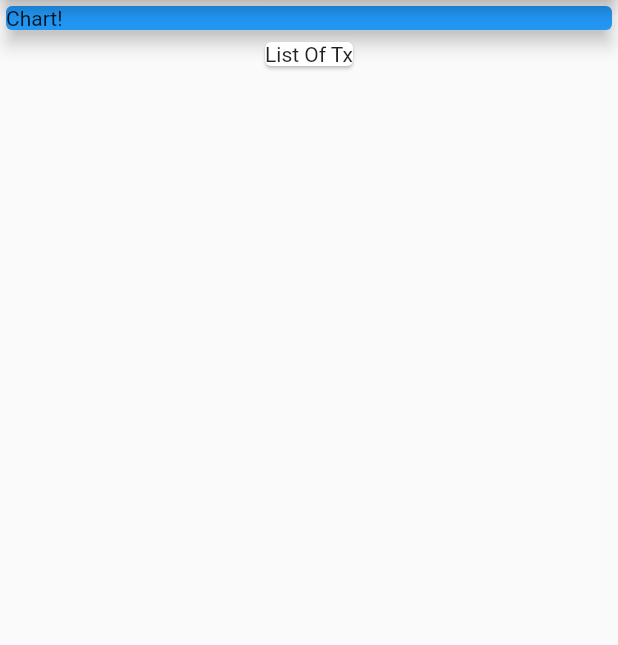
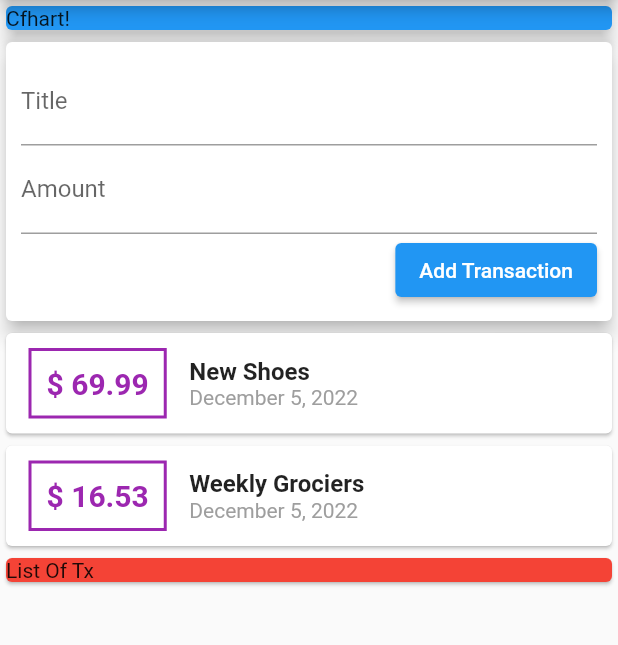
Before and after one commit to Shunsuke-Torus/Finance_app, a Flutter app: the screen it shows after launch, on a phone screen of 412 x 824 dp, the part 84-729 px from its top. Run offline on Flutter 3.47's test engine with Material 2 defaults, Android fonts, the phone set to English and light mode, and no system bars.

Commit message:
Add:処理の表示と処理の追加UIを行った｡

```diff
--- a/lib/main.dart
+++ b/lib/main.dart
@@ -1,4 +1,6 @@
 import 'package:flutter/material.dart';
+import 'transaction.dart';
+import 'package:intl/intl.dart';
 
 void main() {
   runApp(const MyApp());
@@ -30,6 +32,20 @@ class MyHomePage extends StatefulWidget {
 }
 
 class _MyHomePageState extends State<MyHomePage> {
+  final List<Transaction> transactions = [
+    Transaction(
+      id: "t1",
+      title: "New Shoes",
+      amount: 69.99,
+      date: DateTime.now(),
+    ),
+    Transaction(
+      id: "t2",
+      title: "Weekly Grociers",
+      amount: 16.53,
+      date: DateTime.now(),
+    ),
+  ];
   @override
   Widget build(BuildContext context) {
     return Scaffold(
@@ -37,18 +53,100 @@ class _MyHomePageState extends State<MyHomePage> {
           title: Text(widget.title),
         ),
         body: Column(
+          // mainAxisAlignment: MainAxisAlignment.spaceAround,
+          crossAxisAlignment: CrossAxisAlignment.stretch,
           children: <Widget>[
-            Card(
-              color: Colors.blue,
-              child: Container(
-                width: double.infinity,
-                child: Text("Chart!"),
+            Container(
+              child: Card(
+                color: Colors.blue,
+                elevation: 5,
+                child: Container(
+                  width: double.infinity,
+                  child: Text("Cfhart!"),
+                ),
               ),
-              elevation: 5,
             ),
             Card(
+              elevation: 5,
+              child: Container(
+                padding: EdgeInsets.all(10),
+                child: Column(
+                  crossAxisAlignment: CrossAxisAlignment.end,
+                  children: [
+                    TextField(
+                      decoration: InputDecoration(
+                        labelText: "Title",
+                      ),
+                    ),
+                    TextField(
+                      decoration: InputDecoration(
+                        labelText: "Amount",
+                      ),
+                    ),
+                    ElevatedButton(
+                      onPressed: () {},
+                      child: Text(
+                        "Add Transaction",
+                      ),
+                    )
+                  ],
+                ),
+              ),
+            ),
+            Column(
+              children: transactions.map((tx) {
+                return Card(
+                  child: Row(
+                    children: [
+                      Container(
+                        margin: EdgeInsets.symmetric(
+                          vertical: 10,
+                          horizontal: 15,
+                        ),
+                        decoration: BoxDecoration(
+                          border: Border.all(
+                            color: Colors.purple,
+                            width: 2,
+                          ),
+                        ),
+                        padding: EdgeInsets.all(10),
+                        child: Text(
+                          //特殊文字の場合は､
+                          "\$ ${tx.amount}",
+                          style: TextStyle(
+                              //太字
+                              fontWeight: FontWeight.bold,
+                              fontSize: 20,
+                              color: Colors.purple),
+                        ),
+                      ),
+                      Column(
+                        crossAxisAlignment: CrossAxisAlignment.start,
+                        children: [
+                          Text(
+                            tx.title,
+                            style: TextStyle(
+                              fontSize: 16,
+                              fontWeight: FontWeight.bold,
+                            ),
+                          ),
+                          Text(
+                            DateFormat.yMMMMd().format(tx.date),
+                            style: TextStyle(
+                              color: Colors.grey,
+                            ),
+                          ),
+                        ],
+                      ),
+                    ],
+                  ),
+                );
+              }).toList(),
+            ),
+            Card(
+              color: Colors.red,
               child: Text("List Of Tx"),
-            )
+            ),
           ],
         ));
   }
--- /dev/null
+++ b/lib/transaction.dart
@@ -0,0 +1,12 @@
+class Transaction {
+  final String id;
+  final String title;
+  final double amount;
+  final DateTime date;
+
+  Transaction(
+      {required this.id,
+      required this.title,
+      required this.amount,
+      required this.date});
+}
--- a/pubspec.yaml
+++ b/pubspec.yaml
@@ -31,6 +31,7 @@ environment:
 dependencies:
   flutter:
     sdk: flutter
+  intl: ^0.17.0
 
 
   # The following adds the Cupertino Icons font to your application.
```
Also changed, not shown: pubspec.lock.
